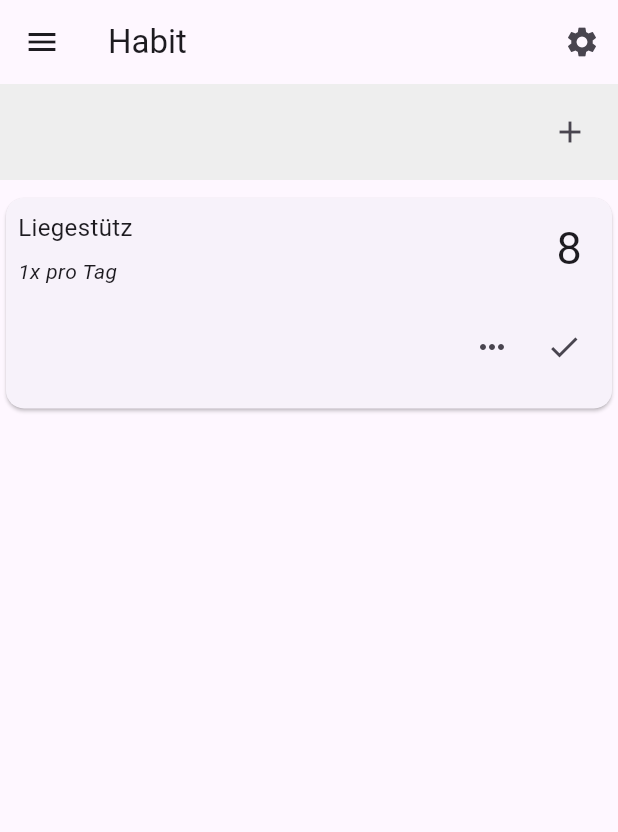
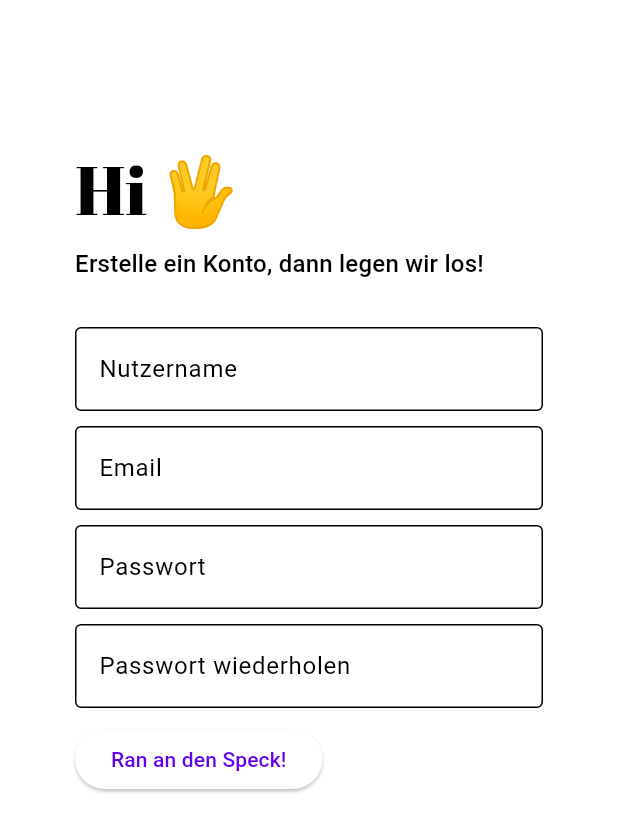
Before and after one commit to Hudlle/Habit-MVP, a Flutter app: the screen it shows after launch, on a phone screen of 412 x 824 dp. Shown: the top 832 px of the screen. Run offline on Flutter 3.47's test engine with Material 3 defaults, Android fonts, the phone set to English and light mode, and no system bars; our stand-ins replace google_fonts.

Commit message:
Sign up page creation
feat: added sign_up.dart and refactored code in app and home.dart accordingly

```diff
--- a/lib/app.dart
+++ b/lib/app.dart
@@ -1,6 +1,8 @@
 import 'package:flutter/material.dart';
+import 'package:google_fonts/google_fonts.dart';
 
 import 'home.dart';
+import 'sign_up.dart';
 
 class HabitApp extends StatelessWidget {
   const HabitApp({super.key});
@@ -9,10 +11,23 @@ class HabitApp extends StatelessWidget {
   Widget build(BuildContext context) {
     return MaterialApp(
       title: "Habit",
-      initialRoute: "/home",
+      initialRoute: "/sign_up",
       routes: {
-        "/home" : (BuildContext context) => const HomePage(),
+        "/home" : (BuildContext context) => const HomePage(), // TODO: Think about renaming HomePage widget to just "Home" for better referencing, like in "SignUp" instead of "SignUpPage"
+        "/sign_up" : (BuildContext context) => const SignUp(),
       },
+      theme: ThemeData(
+        useMaterial3: true,
+
+        //* Default colors and brightness
+        colorScheme: const ColorScheme.light(),
+        // TODO: Change primary text color
+
+        //* Default text styles
+        textTheme: TextTheme(
+          displayMedium: GoogleFonts.abrilFatface(),
+        ),
+      ),
     );
   }
 }
--- a/lib/home.dart
+++ b/lib/home.dart
@@ -1,3 +1,5 @@
+import 'dart:developer';
+
 import 'package:flutter/material.dart';
 
 class HomePage extends StatelessWidget {
@@ -13,7 +15,7 @@ class HomePage extends StatelessWidget {
             semanticLabel: "menu",
           ),
           onPressed: () {
-            print("Menu Button");
+            log("Menu Button");
           },
         ),
         title: const Text("Habit"),
@@ -24,7 +26,7 @@ class HomePage extends StatelessWidget {
               semanticLabel: "settings",
             ),
             onPressed: () {
-              print("Settings");
+              log("Settings");
             },
           )
         ],
@@ -46,7 +48,7 @@ class HomePage extends StatelessWidget {
                         semanticLabel: "add habit",
                       ),
                       onPressed: () {
-                        print("Add Habit Button");
+                        log("Add Habit Button");
                       },
                     )
                   ],
@@ -99,7 +101,7 @@ class HabitCard extends StatelessWidget {
                       Text(
                         name,
                         semanticsLabel: "name",
-                        style: const TextStyle(fontSize: 16.0)
+                        style: Theme.of(context).textTheme.titleMedium,
                       ),
                       const SizedBox(height: 8.0),
                       Text(
@@ -132,7 +134,7 @@ class HabitCard extends StatelessWidget {
                     semanticLabel: "more",
                   ),
                   onPressed: () {
-                    print("More Button");
+                    log("More Button");
                   },
                 ),
                 IconButton(
@@ -141,7 +143,7 @@ class HabitCard extends StatelessWidget {
                     semanticLabel: "check",
                   ),
                   onPressed:() {
-                    print("Check Button");
+                    log("Check Button");
                   },
                 ),
               ],
--- /dev/null
+++ b/lib/sign_up.dart
@@ -0,0 +1,78 @@
+import 'package:flutter/material.dart';
+import 'dart:developer';
+
+class SignUp extends StatelessWidget {
+  const SignUp({super.key});
+
+  final String welcomeDisplayT = "Hi 🖖";
+  final String welcomeTitleT = "Erstelle ein Konto, dann legen wir los!";
+  final String signUpSubmitT = "Ran an den Speck!";
+
+  @override
+  Widget build(BuildContext context) {
+    var welcomeDisplay = Text(
+      welcomeDisplayT,
+      semanticsLabel: welcomeDisplayT,
+      style: Theme.of(context).textTheme.displayMedium,
+    );
+
+    var welcomeTitle = Text(
+      welcomeTitleT,
+      semanticsLabel: welcomeTitleT,
+      style: Theme.of(context).textTheme.titleMedium,
+    );
+
+    return Scaffold(
+      body: Container(
+        color: Theme.of(context).colorScheme.surface,
+        child: Padding(
+          padding: const EdgeInsets.fromLTRB(50, 100, 50, 50),
+          child: Column(
+            crossAxisAlignment: CrossAxisAlignment.start,
+            children: [
+              welcomeDisplay,
+              const SizedBox(height: 10),
+              welcomeTitle,
+              const SizedBox(height: 30),
+              const WelcomeTextField(isPassword: false, label: "Nutzername"),
+              const WelcomeTextField(isPassword: false, label: "Email"),
+              const WelcomeTextField(isPassword: true, label: "Passwort"),
+              const WelcomeTextField(isPassword: true, label: "Passwort wiederholen"),
+              ElevatedButton(
+                onPressed: () {},
+                child: Text(signUpSubmitT)
+              )
+            ],
+          )
+        ),
+      ),
+    );
+  }
+}
+
+class WelcomeTextField extends StatelessWidget {
+  const WelcomeTextField({
+    super.key,
+    required this.isPassword,
+    required this.label,
+  });
+
+  final bool isPassword;
+  final String label;
+
+  @override
+  Widget build(BuildContext context) {
+    return Column(
+      children: [
+        TextField(
+          obscureText: isPassword,
+          decoration: InputDecoration(
+            border: const OutlineInputBorder(),
+            labelText: label,
+          ),
+        ),
+        const SizedBox(height: 10)
+      ],
+    );
+  }
+}
--- a/pubspec.yaml
+++ b/pubspec.yaml
@@ -9,6 +9,7 @@ environment:
 dependencies:
   flutter:
     sdk: flutter
+  google_fonts: ^6.2.1
 
 dev_dependencies:
   flutter_test:
```
Also changed, not shown: pubspec.lock, 1 other file.
